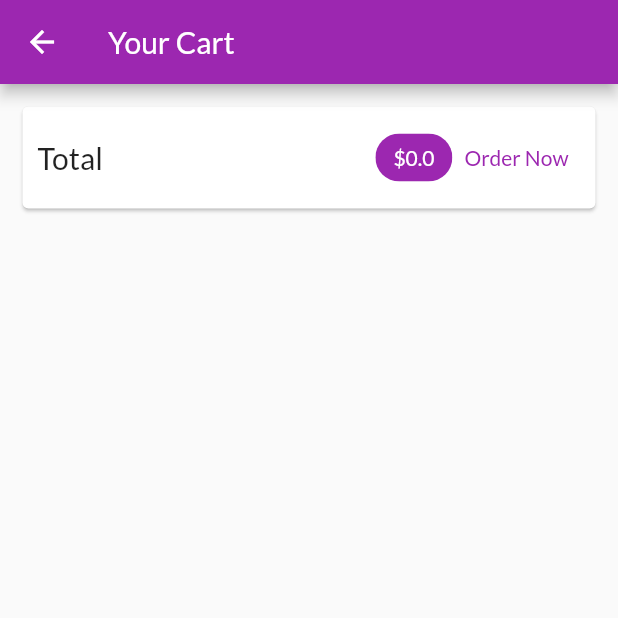
After one commit to shashwatrai05/shopapp, a Flutter app: the CartScreen screen opened by its route, after a tap on "Order Now", on a phone screen of 412 x 824 dp, the top half of it. The commit adds this screen. Run offline on Flutter 3.47's test engine with Material 2 defaults, Android fonts, the phone set to English and light mode, and no system bars; network calls fail.

Commit message:
First Commit

```diff
--- a/lib/providers/cart.dart
+++ b/lib/providers/cart.dart
@@ -21,6 +21,14 @@ Map<String, CartItem> get items{
   int get itemCount{
     return _items.length;
   }
+
+  double get totalAmount{
+    var total=0.0;
+    _items.forEach((key, CartItem) {
+total += CartItem.price * CartItem.quantity;
+     });
+     return total;
+  }
   void additem(String productId, double price,String title){
      if(_items.containsKey(productId)){
       //changequantity..........
@@ -35,4 +43,14 @@ Map<String, CartItem> get items{
      }
      notifyListeners();
   }
+
+  void removeItem(String productId){
+   _items.remove(productId);
+   notifyListeners();
+  }
+
+  void clear(){
+    _items={};
+    notifyListeners();
+  }
 }
--- /dev/null
+++ b/lib/providers/orders.dart
@@ -0,0 +1,31 @@
+import 'package:flutter/material.dart';
+import 'package:shopapp/providers/cart.dart';
+
+class OrderItem{
+  final String id;
+  final double amount;
+  final List<CartItem> products;
+  final DateTime dateTime;
+
+  OrderItem({
+  @required this.id,
+  @required this.amount,
+  @required this.products,
+  @required this.dateTime,
+});
+}
+
+class Orders with ChangeNotifier{
+List<OrderItem> _orders=[];
+
+List<OrderItem> get orders{
+  return[..._orders];
+}
+void addOrder(List<CartItem> cartProducts, double total){
+  _orders.insert(0, OrderItem(id: DateTime.now().toString(),
+  amount: total,
+  products: cartProducts, dateTime: DateTime.now()));
+  notifyListeners();
+}
+
+}
--- /dev/null
+++ b/lib/screen/cart_screen.dart
@@ -0,0 +1,63 @@
+import 'package:flutter/material.dart';
+import 'package:provider/provider.dart';
+import 'package:shopapp/providers/cart.dart' show Cart;
+import '../widgets/cart_item.dart';
+import '../providers/orders.dart';
+
+class CartScreen extends StatelessWidget {
+  static const routeName='/Cart';
+
+  @override
+  Widget build(BuildContext context) {
+    final cart= Provider.of<Cart>(context);
+    return Scaffold(
+      appBar: AppBar(
+        title: const Text('Your Cart'),
+      ),
+      body: Column(children: <Widget>[
+        Card(
+          margin: const EdgeInsets.all(15),
+          child: Padding(
+            padding: const EdgeInsets.all(10),
+            child: Row(
+              mainAxisAlignment: MainAxisAlignment.spaceBetween,
+              children: <Widget>[
+            const Text('Total',
+            style: TextStyle(fontSize: 20),
+            ),
+            const Spacer(),
+            Chip(label: Text('\$${cart.totalAmount}',
+            style: TextStyle(
+              color: Theme.of(context).primaryTextTheme.titleLarge.color
+            ),
+            ),
+            backgroundColor: Theme.of(context).primaryColor,
+            ),
+            TextButton(onPressed:(){
+            Provider.of<Orders>(context,listen:false).addOrder(
+              cart.items.values.toList(),
+              cart.totalAmount);
+              cart.clear();
+            },
+            child: Text('Order Now',
+            style: TextStyle(color: Theme.of(context).primaryColor),),
+            )
+
+            ],),
+            ),
+        ),
+        const SizedBox(height:10 ,),
+        Expanded(
+          child: ListView.builder(
+            itemCount: cart.items.length ,
+            itemBuilder: (ctx,i)=> CartItem(
+              cart.items.keys.toList()[i],
+              cart.items.values.toList()[i].id,
+              cart.items.values.toList()[i].price,
+              cart.items.values.toList()[i].quantity,
+              cart.items.values.toList()[i].title))
+          )
+      ],),
+    );
+  }
+}
--- a/lib/widgets/badge.dart
+++ b/lib/widgets/badge.dart
@@ -1,7 +1,7 @@
 import 'package:flutter/material.dart';
 
-class Badge extends StatelessWidget {
-  const Badge({
+class Badgee extends StatelessWidget {
+  const Badgee({
     Key key,
     @required this.child,
     @required this.value,
@@ -22,20 +22,20 @@ class Badge extends StatelessWidget {
           right: 8,
           top: 8,
           child: Container(
-            padding: EdgeInsets.all(2.0),
+            padding: const EdgeInsets.all(2.0),
             // color: Theme.of(context).accentColor,
             decoration: BoxDecoration(
               borderRadius: BorderRadius.circular(10.0),
               color: color != null ? color : Theme.of(context).accentColor,
             ),
-            constraints: BoxConstraints(
+            constraints: const BoxConstraints(
               minWidth: 16,
               minHeight: 16,
             ),
             child: Text(
               value,
               textAlign: TextAlign.center,
-              style: TextStyle(
+              style: const TextStyle(
                 fontSize: 10,
               ),
             ),
--- /dev/null
+++ b/lib/widgets/order_item.dart
@@ -0,0 +1,25 @@
+import 'package:flutter/material.dart';
+import '../providers/orders.dart' as ord;
+import 'package:intl/intl.dart';
+
+class OrderItem extends StatelessWidget {
+  final ord.OrderItem order;
+
+  OrderItem(this.order);
+
+  @override
+  Widget build(BuildContext context) {
+    return Card(
+      margin: EdgeInsets.all(10),
+      child: Column(children: <Widget>[
+        ListTile(
+          title:Text('\$${order.amount}'),
+          subtitle: Text(
+            DateFormat('dd MM yyyy hh:mm').format(order.dateTime)),
+            trailing:IconButton(onPressed: (){},
+            icon: Icon(Icons.expand_more)) ,
+          )
+      ],),
+    );
+  }
+}
--- a/pubspec.yaml
+++ b/pubspec.yaml
@@ -36,6 +36,7 @@ dependencies:
   # The following adds the Cupertino Icons font to your application.
   # Use with the CupertinoIcons class for iOS style icons.
   cupertino_icons: ^1.0.2
+  intl: ^0.18.1
 
 dev_dependencies:
   flutter_test:
```
Also changed, not shown: lib/main.dart (+6 -1 lines), lib/screen/orders_screen.dart (added, +20 -0 lines), lib/screen/product_detail_screen.dart (+34 -0 lines), lib/screen/product_overview_screen.dart (+10 -7 lines), lib/widgets/cart_item.dart (added, +56 -0 lines), pubspec.lock.
